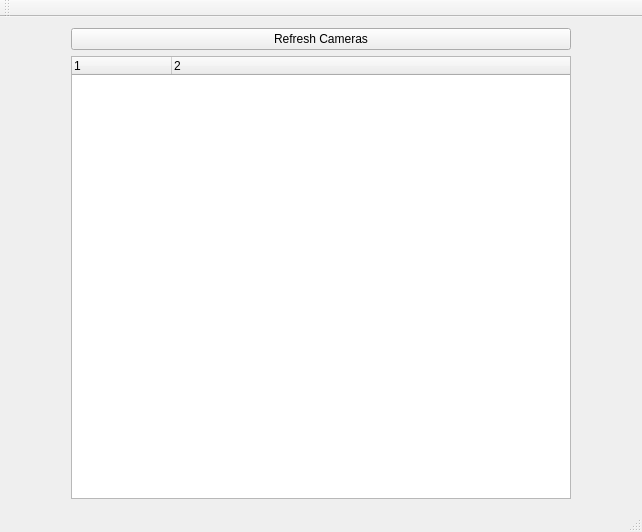
dtmoodie/camera_trigger, file ui/mainwindow.ui: the form before one commit.
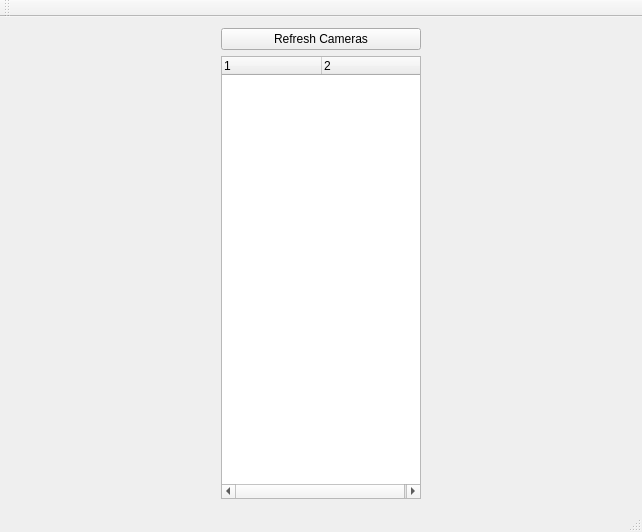
The form after the commit.

The edit to the form file:
```diff
--- a/ui/mainwindow.ui
+++ b/ui/mainwindow.ui
@@ -28,7 +28,7 @@
        <widget class="QTreeWidget" name="topicView">
         <property name="maximumSize">
          <size>
-          <width>500</width>
+          <width>200</width>
           <height>16777215</height>
          </size>
         </property>
```
Left out of the diff: 2 changed lines with no effect on the pictures.
